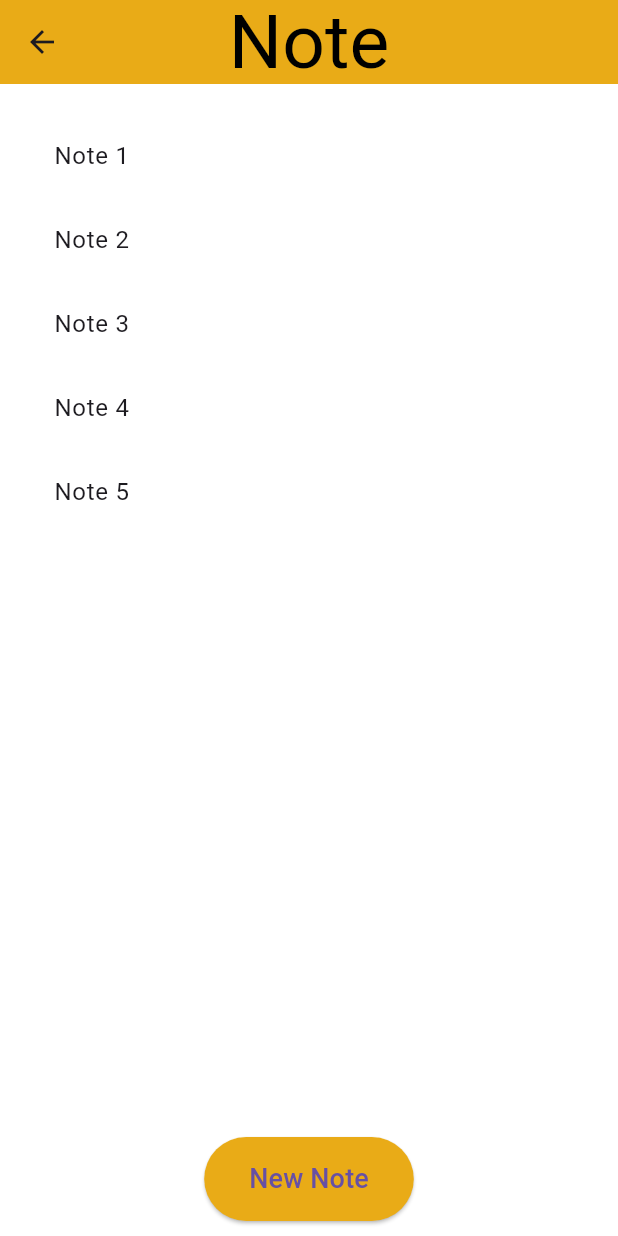
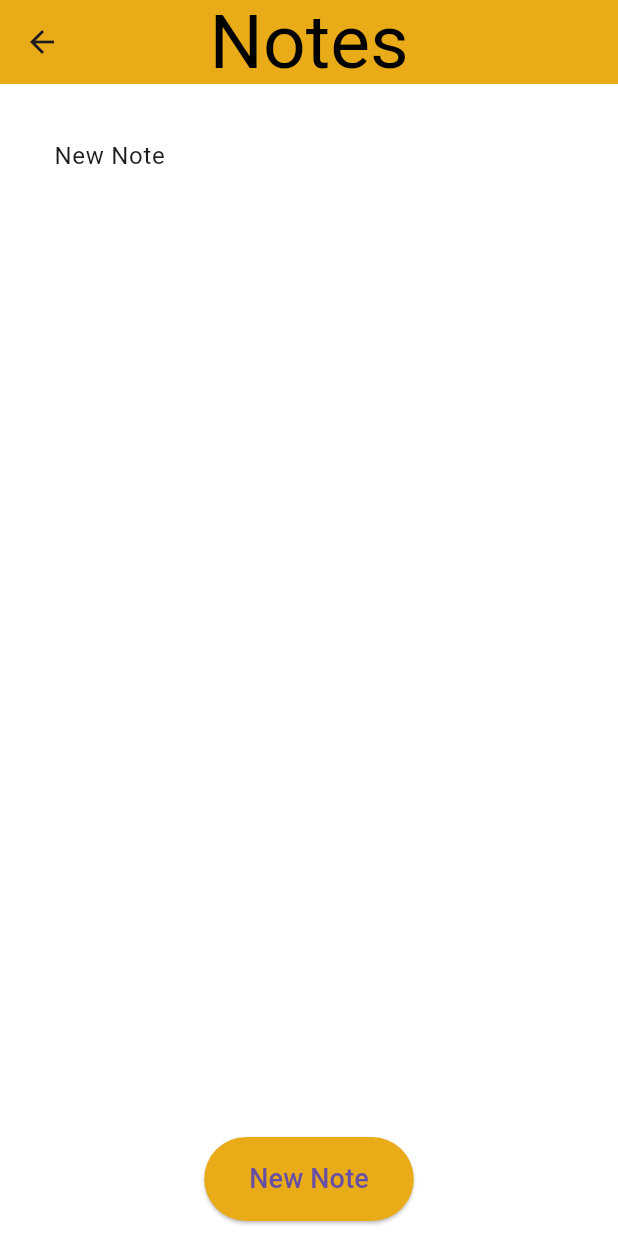
Before and after one commit to evearwen/BeeKeepr, a Flutter app: the Notes screen opened directly, after a tap on "New Note", on a phone screen of 412 x 824 dp. Run offline on Flutter 3.47's test engine with Material 3 defaults, Android fonts, the phone set to English and light mode, and no system bars; our stand-ins replace cloud_firestore, firebase_auth, firebase_core; missing offline and left inert: firebase_ui_auth, firebase_ui_oauth_google; accounts and stored records are empty.

Commit message:
Database initilization & Note Storage

```diff
--- a/bee_keepr_app/lib/src/notes/notes.dart
+++ b/bee_keepr_app/lib/src/notes/notes.dart
@@ -1,3 +1,4 @@
+import 'package:cloud_firestore/cloud_firestore.dart';
 import 'package:flutter/material.dart';
 import 'note_item.dart';
 
@@ -9,18 +10,17 @@ class Notes extends StatefulWidget {
 }
 
 class _NotesState extends State<Notes> {
-  final List<String> NoteTitles = ['Note 1', 'Note 2', 'Note 3', 'Note 4'];
+  var db = FirebaseFirestore.instance;
 
-  void _addNewNote() {
-    setState(() {
-      NoteTitles.add('Note ${NoteTitles.length + 1}');
+  void _addNewNote() async {
+    await db.collection('notes').add({
+      'Title': 'New Note',
+      'Content': '',
     });
   }
 
-  void _deleteNoteAt(int index) {
-    setState(() {
-      NoteTitles.removeAt(index);
-    });
+  void _deleteNoteAt(String noteId) async {
+    await db.collection('notes').doc(noteId).delete();
   }
 
   @override
@@ -31,18 +31,29 @@ class _NotesState extends State<Notes> {
         centerTitle: true,
         backgroundColor: const Color(0xFFE9AB17),
         title: const Text(
-          "Note",
+          "Notes",
           style: TextStyle(fontSize: 50, color: Colors.black),
         ),
       ),
       body: Padding(
         padding: const EdgeInsets.all(20),
-        child: ListView.builder(
-          itemCount: NoteTitles.length,
+        child: StreamBuilder<QuerySnapshot>(
+          stream: db.collection('notes').snapshots(),
+          builder: (context, snapshot) {
+            if (!snapshot.hasData) {
+              return Center(child: CircularProgressIndicator());
+            }
+
+            final notes = snapshot.data!.docs;
+
+            return ListView.builder(
+              itemCount: notes.length,
               itemBuilder: (context, index) {
-            final title = NoteTitles[index];
+                final note = notes[index];
+                final title = note['Title'];
+                final content = note['Content'];
                 return Dismissible(
-              key: Key(title),
+                  key: Key(note.id),
                   direction: DismissDirection.endToStart,
                   background: Container(
                     color: Colors.red,
@@ -51,7 +62,7 @@ class _NotesState extends State<Notes> {
                     child: const Icon(Icons.delete, color: Colors.white),
                   ),
                   onDismissed: (direction) {
-                _deleteNoteAt(index);
+                    _deleteNoteAt(note.id);
                     ScaffoldMessenger.of(context).showSnackBar(
                       SnackBar(content: Text('$title deleted')),
                     );
@@ -64,13 +75,16 @@ class _NotesState extends State<Notes> {
                         MaterialPageRoute(
                           builder: (context) => NoteItem(
                             title: title,
-                        content: "",
-                        onDelete: () => _deleteNoteAt(index),
+                            content: content,
+                            noteId: note.id,
+                            onDelete: () => _deleteNoteAt(note.id),
                           ),
                         ),
                       );
                     },
                   ),
+                );
+              },
             );
           },
         ),
--- a/bee_keepr_app/pubspec.yaml
+++ b/bee_keepr_app/pubspec.yaml
@@ -10,10 +10,13 @@ environment:
   sdk: ^3.5.3
 
 dependencies:
+  cloud_firestore: ^5.5.0
+  firebase_ui_oauth_google: ^1.4.0
   flutter:
     sdk: flutter
   flutter_localizations:
     sdk: flutter
+  google_sign_in: ^6.2.2
 
 dev_dependencies:
   flutter_test:
```
Also changed, not shown: bee_keepr_app/lib/main.dart (+6 -3 lines), bee_keepr_app/lib/src/login_page.dart (+53 -82 lines), bee_keepr_app/lib/src/notes/note_item.dart (+18 -2 lines), bee_keepr_app/firebase.json (added), bee_keepr_app/lib/firebase_options.dart (added), bee_keepr_app/pubspec.lock, 8 other files. Lines whose indentation alone changed are shown as unchanged.
